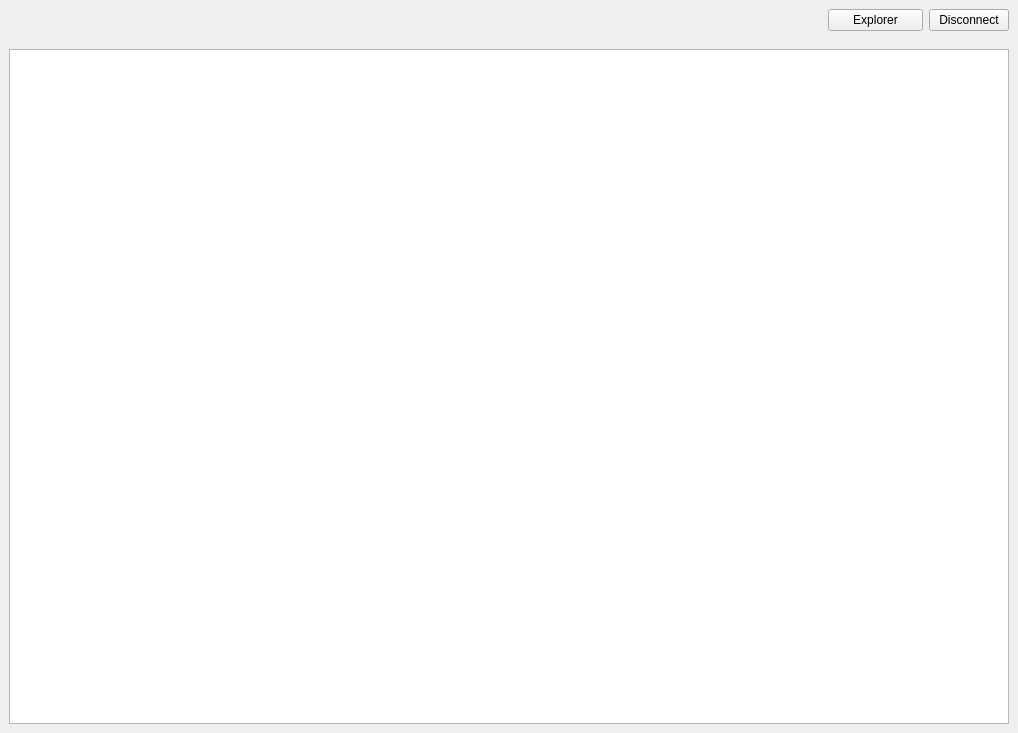
Qt form src/qt/mainwindow.ui (RadekManak/icp-proj) before a commit.
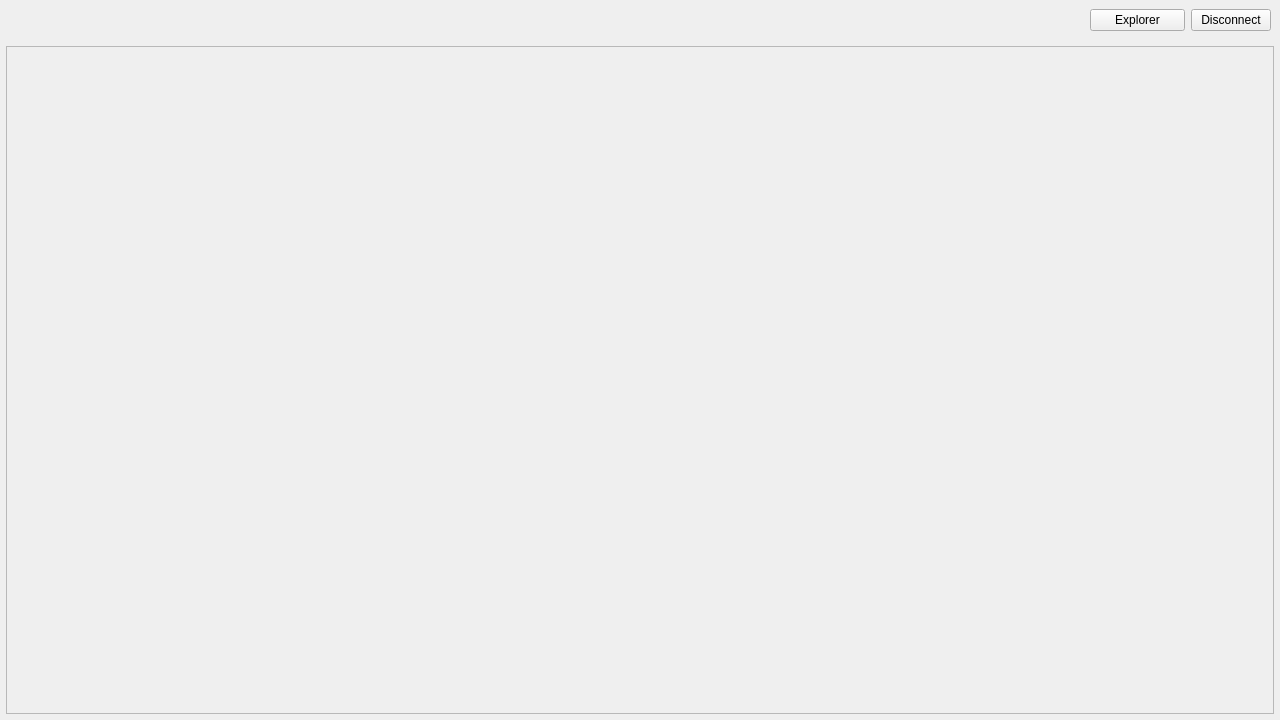
The same form after that commit. The open tabs and pages were chosen to show the change. Custom widgets are drawn as their Qt base class.

Commit message: Create UI for dashboarditem

The edit to the form file:
```diff
--- a/src/qt/mainwindow.ui
+++ b/src/qt/mainwindow.ui
@@ -6,8 +6,8 @@
    <rect>
     <x>0</x>
     <y>0</y>
-    <width>1018</width>
-    <height>733</height>
+    <width>1280</width>
+    <height>720</height>
    </rect>
   </property>
   <property name="windowTitle">
@@ -619,10 +619,65 @@
          </widget>
         </item>
         <item>
-         <widget class="QWidget" name="widget_6" native="true">
-          <layout class="QGridLayout" name="gridLayout_2">
-           <item row="0" column="0">
-            <widget class="QTableWidget" name="tableWidget"/>
+         <widget class="QWidget" name="dashboardGridWidget" native="true">
+          <property name="sizePolicy">
+           <sizepolicy hsizetype="Expanding" vsizetype="Expanding">
+            <horstretch>0</horstretch>
+            <verstretch>0</verstretch>
+           </sizepolicy>
+          </property>
+          <layout class="QHBoxLayout" name="horizontalLayout_9">
+           <property name="spacing">
+            <number>6</number>
+           </property>
+           <property name="leftMargin">
+            <number>6</number>
+           </property>
+           <property name="topMargin">
+            <number>6</number>
+           </property>
+           <property name="rightMargin">
+            <number>6</number>
+           </property>
+           <property name="bottomMargin">
+            <number>6</number>
+           </property>
+           <item>
+            <widget class="QScrollArea" name="scrollArea_2">
+             <property name="widgetResizable">
+              <bool>true</bool>
+             </property>
+             <widget class="QWidget" name="scrollAreaWidget">
+              <property name="geometry">
+               <rect>
+                <x>0</x>
+                <y>0</y>
+                <width>1264</width>
+                <height>656</height>
+               </rect>
+              </property>
+              <layout class="QHBoxLayout" name="horizontalLayout_10">
+               <property name="spacing">
+                <number>0</number>
+               </property>
+               <property name="leftMargin">
+                <number>0</number>
+               </property>
+               <property name="topMargin">
+                <number>0</number>
+               </property>
+               <property name="rightMargin">
+                <number>0</number>
+               </property>
+               <property name="bottomMargin">
+                <number>0</number>
+               </property>
+               <item>
+                <layout class="QGridLayout" name="dashboardGridlayout"/>
+               </item>
+              </layout>
+             </widget>
+            </widget>
            </item>
           </layout>
          </widget>
```
Left out of the diff: 4 changed lines with no effect on the pictures. The commit also changes 5 other files.
